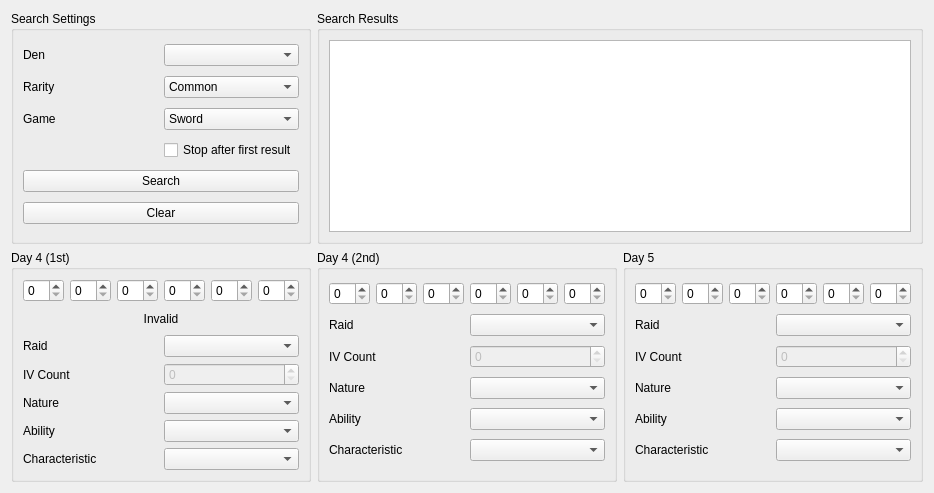
Qt form Forms/Tools/SeedCalculator.ui (Admiral-Fish/RaidFinder) before a commit.
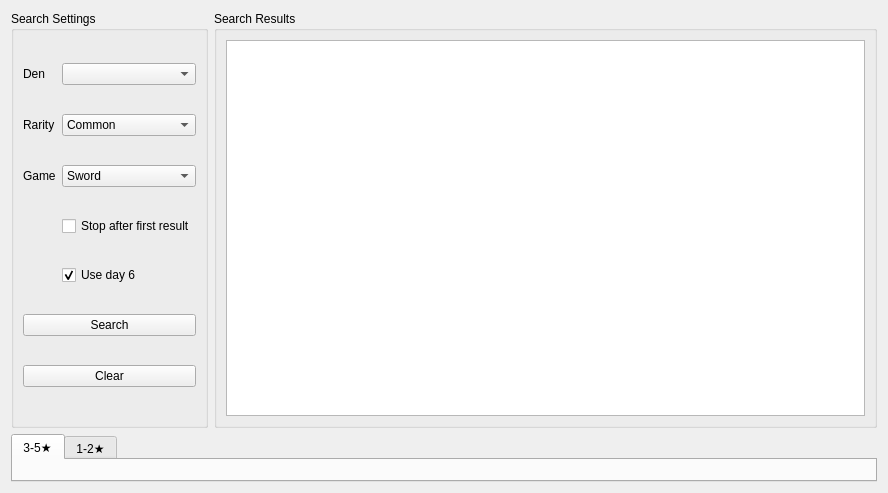
The same form after that commit. Custom widgets are drawn as their Qt base class.

Commit message: 1-2 star search

What changed in the file:
```diff
--- a/Forms/Tools/SeedCalculator.ui
+++ b/Forms/Tools/SeedCalculator.ui
@@ -13,362 +13,7 @@
   <property name="windowTitle">
    <string>Seed Calculator</string>
   </property>
-  <layout class="QGridLayout" name="gridLayout">
-   <item row="1" column="0">
-    <widget class="QGroupBox" name="groupBoxDay4_1">
-     <property name="sizePolicy">
-      <sizepolicy hsizetype="Preferred" vsizetype="Preferred">
-       <horstretch>0</horstretch>
-       <verstretch>1</verstretch>
-      </sizepolicy>
-     </property>
-     <property name="title">
-      <string>Day 4 (1st)</string>
-     </property>
-     <layout class="QGridLayout" name="gridLayout_2">
-      <item row="3" column="0">
-       <widget class="QLabel" name="labelIVCountDay4_1">
-        <property name="text">
-         <string>IV Count</string>
-        </property>
-       </widget>
-      </item>
-      <item row="5" column="0">
-       <widget class="QLabel" name="labelAbilityDay4_1">
-        <property name="text">
-         <string>Ability</string>
-        </property>
-       </widget>
-      </item>
-      <item row="6" column="0">
-       <widget class="QLabel" name="labelCharacteristicDay4_1">
-        <property name="text">
-         <string>Characteristic</string>
-        </property>
-       </widget>
-      </item>
-      <item row="2" column="0">
-       <widget class="QLabel" name="labelRaidDay4_1">
-        <property name="text">
-         <string>Raid</string>
-        </property>
-       </widget>
-      </item>
-      <item row="0" column="0" colspan="2">
-       <layout class="QHBoxLayout" name="horizontalLayout">
-        <item>
-         <widget class="QSpinBox" name="spinBoxHPDay4_1">
-          <property name="maximum">
-           <number>31</number>
-          </property>
-         </widget>
-        </item>
-        <item>
-         <widget class="QSpinBox" name="spinBoxAtkDay4_1">
-          <property name="maximum">
-           <number>31</number>
-          </property>
-         </widget>
-        </item>
-        <item>
-         <widget class="QSpinBox" name="spinBoxDefDay4_1">
-          <property name="maximum">
-           <number>31</number>
-          </property>
-         </widget>
-        </item>
-        <item>
-         <widget class="QSpinBox" name="spinBoxSpADay4_1">
-          <property name="maximum">
-           <number>31</number>
-          </property>
-         </widget>
-        </item>
-        <item>
-         <widget class="QSpinBox" name="spinBoxSpDDay4_1">
-          <property name="maximum">
-           <number>31</number>
-          </property>
-         </widget>
-        </item>
-        <item>
-         <widget class="QSpinBox" name="spinBoxSpeDay4_1">
-          <property name="maximum">
-           <number>31</number>
-          </property>
-         </widget>
-        </item>
-       </layout>
-      </item>
-      <item row="6" column="1">
-       <widget class="QComboBox" name="comboBoxCharacteristicDay4_1"/>
-      </item>
-      <item row="4" column="0">
-       <widget class="QLabel" name="labelNatureDay4_1">
-        <property name="text">
-         <string>Nature</string>
-        </property>
-       </widget>
-      </item>
-      <item row="2" column="1">
-       <widget class="QComboBox" name="comboBoxRaidDay4_1"/>
-      </item>
-      <item row="5" column="1">
-       <widget class="QComboBox" name="comboBoxAbilityDay4_1"/>
-      </item>
-      <item row="3" column="1">
-       <widget class="QSpinBox" name="spinBoxIVCountDay4_1">
-        <property name="enabled">
-         <bool>false</bool>
-        </property>
-       </widget>
-      </item>
-      <item row="4" column="1">
-       <widget class="QComboBox" name="comboBoxNatureDay4_1"/>
-      </item>
-      <item row="1" column="0" colspan="2">
-       <widget class="QLabel" name="labelCheck">
-        <property name="text">
-         <string>Invalid</string>
-        </property>
-        <property name="alignment">
-         <set>Qt::AlignCenter</set>
-        </property>
-       </widget>
-      </item>
-     </layout>
-    </widget>
-   </item>
-   <item row="1" column="2">
-    <widget class="QGroupBox" name="groupBoxDay5">
-     <property name="sizePolicy">
-      <sizepolicy hsizetype="Preferred" vsizetype="Preferred">
-       <horstretch>0</horstretch>
-       <verstretch>1</verstretch>
-      </sizepolicy>
-     </property>
-     <property name="title">
-      <string>Day 5</string>
-     </property>
-     <layout class="QGridLayout" name="gridLayout_6">
-      <item row="0" column="0" colspan="2">
-       <layout class="QHBoxLayout" name="horizontalLayout_3">
-        <item>
-         <widget class="QSpinBox" name="spinBoxHPDay5">
-          <property name="maximum">
-           <number>31</number>
-          </property>
-         </widget>
-        </item>
-        <item>
-         <widget class="QSpinBox" name="spinBoxAtkDay5">
-          <property name="maximum">
-           <number>31</number>
-          </property>
-         </widget>
-        </item>
-        <item>
-         <widget class="QSpinBox" name="spinBoxDefDay5">
-          <property name="maximum">
-           <number>31</number>
-          </property>
-         </widget>
-        </item>
-        <item>
-         <widget class="QSpinBox" name="spinBoxSpADay5">
-          <property name="maximum">
-           <number>31</number>
-          </property>
-         </widget>
-        </item>
-        <item>
-         <widget class="QSpinBox" name="spinBoxSpDDay5">
-          <property name="maximum">
-           <number>31</number>
-          </property>
-         </widget>
-        </item>
-        <item>
-         <widget class="QSpinBox" name="spinBoxSpeDay5">
-          <property name="maximum">
-           <number>31</number>
-          </property>
-         </widget>
-        </item>
-       </layout>
-      </item>
-      <item row="1" column="0">
-       <widget class="QLabel" name="labelRaidDay5">
-        <property name="text">
-         <string>Raid</string>
-        </property>
-       </widget>
-      </item>
-      <item row="1" column="1">
-       <widget class="QComboBox" name="comboBoxRaidDay5"/>
-      </item>
-      <item row="2" column="0">
-       <widget class="QLabel" name="labelIVCountDay5">
-        <property name="text">
-         <string>IV Count</string>
-        </property>
-       </widget>
-      </item>
-      <item row="2" column="1">
-       <widget class="QSpinBox" name="spinBoxIVCountDay5">
-        <property name="enabled">
-         <bool>false</bool>
-        </property>
-       </widget>
-      </item>
-      <item row="3" column="0">
-       <widget class="QLabel" name="labelNatureDay5">
-        <property name="text">
-         <string>Nature</string>
-        </property>
-       </widget>
-      </item>
-      <item row="3" column="1">
-       <widget class="QComboBox" name="comboBoxNatureDay5"/>
-      </item>
-      <item row="4" column="0">
-       <widget class="QLabel" name="labelAbilityDay5">
-        <property name="text">
-         <string>Ability</string>
-        </property>
-       </widget>
-      </item>
-      <item row="4" column="1">
-       <widget class="QComboBox" name="comboBoxAbilityDay5"/>
-      </item>
-      <item row="5" column="0">
-       <widget class="QLabel" name="labelCharacteristicDay5">
-        <property name="text">
-         <string>Characteristic</string>
-        </property>
-       </widget>
-      </item>
-      <item row="5" column="1">
-       <widget class="QComboBox" name="comboBoxCharacteristicDay5"/>
-      </item>
-     </layout>
-    </widget>
-   </item>
-   <item row="1" column="1">
-    <widget class="QGroupBox" name="groupBoxDay4_2">
-     <property name="sizePolicy">
-      <sizepolicy hsizetype="Preferred" vsizetype="Preferred">
-       <horstretch>0</horstretch>
-       <verstretch>1</verstretch>
-      </sizepolicy>
-     </property>
-     <property name="title">
-      <string>Day 4 (2nd)</string>
-     </property>
-     <layout class="QGridLayout" name="gridLayout_5">
-      <item row="0" column="0" colspan="2">
-       <layout class="QHBoxLayout" name="horizontalLayout_2">
-        <item>
-         <widget class="QSpinBox" name="spinBoxHPDay4_2">
-          <property name="maximum">
-           <number>31</number>
-          </property>
-         </widget>
-        </item>
-        <item>
-         <widget class="QSpinBox" name="spinBoxAtkDay4_2">
-          <property name="maximum">
-           <number>31</number>
-          </property>
-         </widget>
-        </item>
-        <item>
-         <widget class="QSpinBox" name="spinBoxDefDay4_2">
-          <property name="maximum">
-           <number>31</number>
-          </property>
-         </widget>
-        </item>
-        <item>
-         <widget class="QSpinBox" name="spinBoxSpADay4_2">
-          <property name="maximum">
-           <number>31</number>
-          </property>
-         </widget>
-        </item>
-        <item>
-         <widget class="QSpinBox" name="spinBoxSpDDay4_2">
-          <property name="maximum">
-           <number>31</number>
-          </property>
-         </widget>
-        </item>
-        <item>
-         <widget class="QSpinBox" name="spinBoxSpeDay4_2">
-          <property name="maximum">
-           <number>31</number>
-          </property>
-         </widget>
-        </item>
-       </layout>
-      </item>
-      <item row="1" column="0">
-       <widget class="QLabel" name="labelRaidDay4_2">
-        <property name="text">
-         <string>Raid</string>
-        </property>
-       </widget>
-      </item>
-      <item row="1" column="1">
-       <widget class="QComboBox" name="comboBoxRaidDay4_2"/>
-      </item>
-      <item row="2" column="0">
-       <widget class="QLabel" name="labelIVCountDay4_2">
-        <property name="text">
-         <string>IV Count</string>
-        </property>
-       </widget>
-      </item>
-      <item row="2" column="1">
-       <widget class="QSpinBox" name="spinBoxIVCountDay4_2">
-        <property name="enabled">
-         <bool>false</bool>
-        </property>
-       </widget>
-      </item>
-      <item row="3" column="0">
-       <widget class="QLabel" name="labelNatureDay4_2">
-        <property name="text">
-         <string>Nature</string>
-        </property>
-       </widget>
-      </item>
-      <item row="3" column="1">
-       <widget class="QComboBox" name="comboBoxNatureDay4_2"/>
-      </item>
-      <item row="4" column="0">
-       <widget class="QLabel" name="labelAbilityDay4_2">
-        <property name="text">
-         <string>Ability</string>
-        </property>
-       </widget>
-      </item>
-      <item row="4" column="1">
-       <widget class="QComboBox" name="comboBoxAbilityDay4_2"/>
-      </item>
-      <item row="5" column="0">
-       <widget class="QLabel" name="labelCharacteristicDay4_2">
-        <property name="text">
-         <string>Characteristic</string>
-        </property>
-       </widget>
-      </item>
-      <item row="5" column="1">
-       <widget class="QComboBox" name="comboBoxCharacteristicDay4_2"/>
-      </item>
-     </layout>
-    </widget>
-   </item>
+  <layout class="QGridLayout" name="gridLayout_2">
    <item row="0" column="0">
     <widget class="QGroupBox" name="groupBoxSearchSettings">
      <property name="sizePolicy">
@@ -381,20 +26,6 @@
       <string>Search Settings</string>
      </property>
      <layout class="QGridLayout" name="gridLayout_4">
-      <item row="0" column="0">
-       <widget class="QLabel" name="labelDen">
-        <property name="text">
-         <string>Den</string>
-        </property>
-       </widget>
-      </item>
-      <item row="4" column="0" colspan="2">
-       <widget class="QPushButton" name="pushButtonSearch">
-        <property name="text">
-         <string>Search</string>
-        </property>
-       </widget>
-      </item>
       <item row="2" column="0">
        <widget class="QLabel" name="labelGame">
         <property name="text">
@@ -402,24 +33,10 @@
         </property>
        </widget>
       </item>
-      <item row="3" column="1">
-       <widget class="QCheckBox" name="checkBoxStop">
+      <item row="0" column="0">
+       <widget class="QLabel" name="labelDen">
         <property name="text">
-         <string>Stop after first result</string>
-        </property>
-       </widget>
-      </item>
-      <item row="1" column="0">
-       <widget class="QLabel" name="labelRarity">
-        <property name="text">
-         <string>Rarity</string>
-        </property>
-       </widget>
-      </item>
-      <item row="5" column="0" colspan="2">
-       <widget class="QPushButton" name="pushButtonClear">
-        <property name="text">
-         <string>Clear</string>
+         <string>Den</string>
         </property>
        </widget>
       </item>
@@ -451,13 +68,51 @@
         </item>
        </widget>
       </item>
+      <item row="5" column="0" colspan="2">
+       <widget class="QPushButton" name="pushButtonSearch">
+        <property name="text">
+         <string>Search</string>
+        </property>
+       </widget>
+      </item>
+      <item row="1" column="0">
+       <widget class="QLabel" name="labelRarity">
+        <property name="text">
+         <string>Rarity</string>
+        </property>
+       </widget>
+      </item>
+      <item row="6" column="0" colspan="2">
+       <widget class="QPushButton" name="pushButtonClear">
+        <property name="text">
+         <string>Clear</string>
+        </property>
+       </widget>
+      </item>
       <item row="0" column="1">
        <widget class="QComboBox" name="comboBoxDen"/>
       </item>
+      <item row="3" column="1">
+       <widget class="QCheckBox" name="checkBoxStop">
+        <property name="text">
+         <string>Stop after first result</string>
+        </property>
+       </widget>
+      </item>
+      <item row="4" column="1">
+       <widget class="QCheckBox" name="checkBoxDay6">
+        <property name="text">
+         <string>Use day 6</string>
+        </property>
+        <property name="checked">
+         <bool>true</bool>
+        </property>
+       </widget>
+      </item>
      </layout>
     </widget>
    </item>
-   <item row="0" column="1" colspan="2">
+   <item row="0" column="1">
     <widget class="QGroupBox" name="groupBoxResults">
      <property name="sizePolicy">
       <sizepolicy hsizetype="Preferred" vsizetype="Preferred">
@@ -479,8 +134,46 @@
      </layout>
     </widget>
    </item>
+   <item row="1" column="0" colspan="2">
+    <widget class="QTabWidget" name="tabWidgetStars">
+     <widget class="QWidget" name="tab35">
+      <attribute name="title">
+       <string>3-5★</string>
+      </attribute>
+      <layout class="QGridLayout" name="gridLayout">
+       <item row="0" column="0">
+        <widget class="RaidInfo35" name="raidInfo35" native="true"/>
+       </item>
+      </layout>
+     </widget>
+     <widget class="QWidget" name="tab12">
+      <attribute name="title">
+       <string>1-2★</string>
+      </attribute>
+      <layout class="QGridLayout" name="gridLayout_5">
+       <item row="0" column="0">
+        <widget class="RaidInfo12" name="raidInfo12" native="true"/>
+       </item>
+      </layout>
+     </widget>
+    </widget>
+   </item>
   </layout>
  </widget>
+ <customwidgets>
+  <customwidget>
+   <class>RaidInfo35</class>
+   <extends>QWidget</extends>
+   <header>Forms/Util/RaidInfo35.hpp</header>
+   <container>1</container>
+  </customwidget>
+  <customwidget>
+   <class>RaidInfo12</class>
+   <extends>QWidget</extends>
+   <header>Forms/Util/RaidInfo12.hpp</header>
+   <container>1</container>
+  </customwidget>
+ </customwidgets>
  <tabstops>
   <tabstop>comboBoxDen</tabstop>
   <tabstop>comboBoxRarity</tabstop>
```
Left out of the diff: 35 changed lines with no effect on the pictures. The commit also changes 18 other files.
